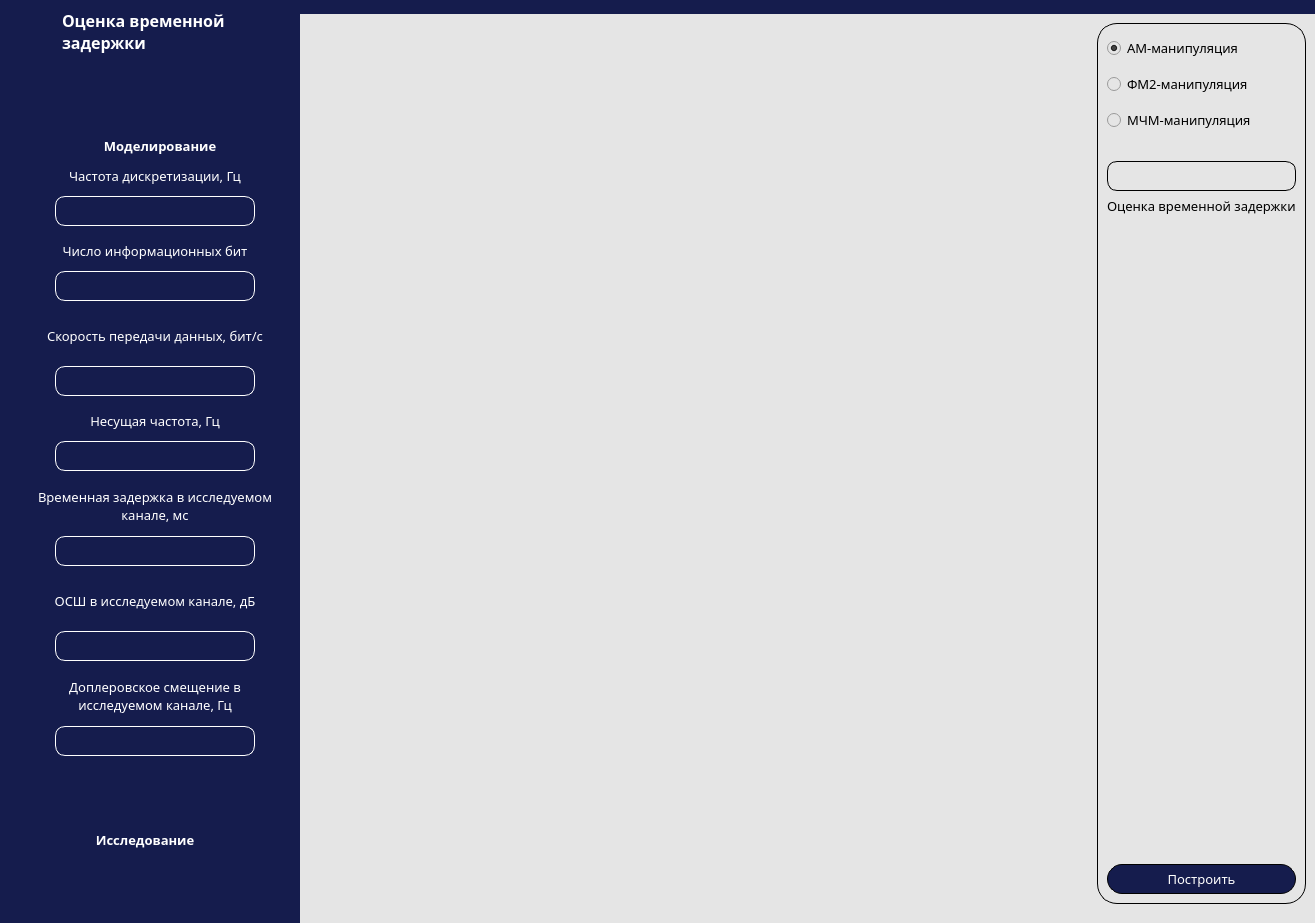
Above: ui/main.ui from nmikolaychuk/time-delay-assessment-doppler before the change. Below: the same form after it.
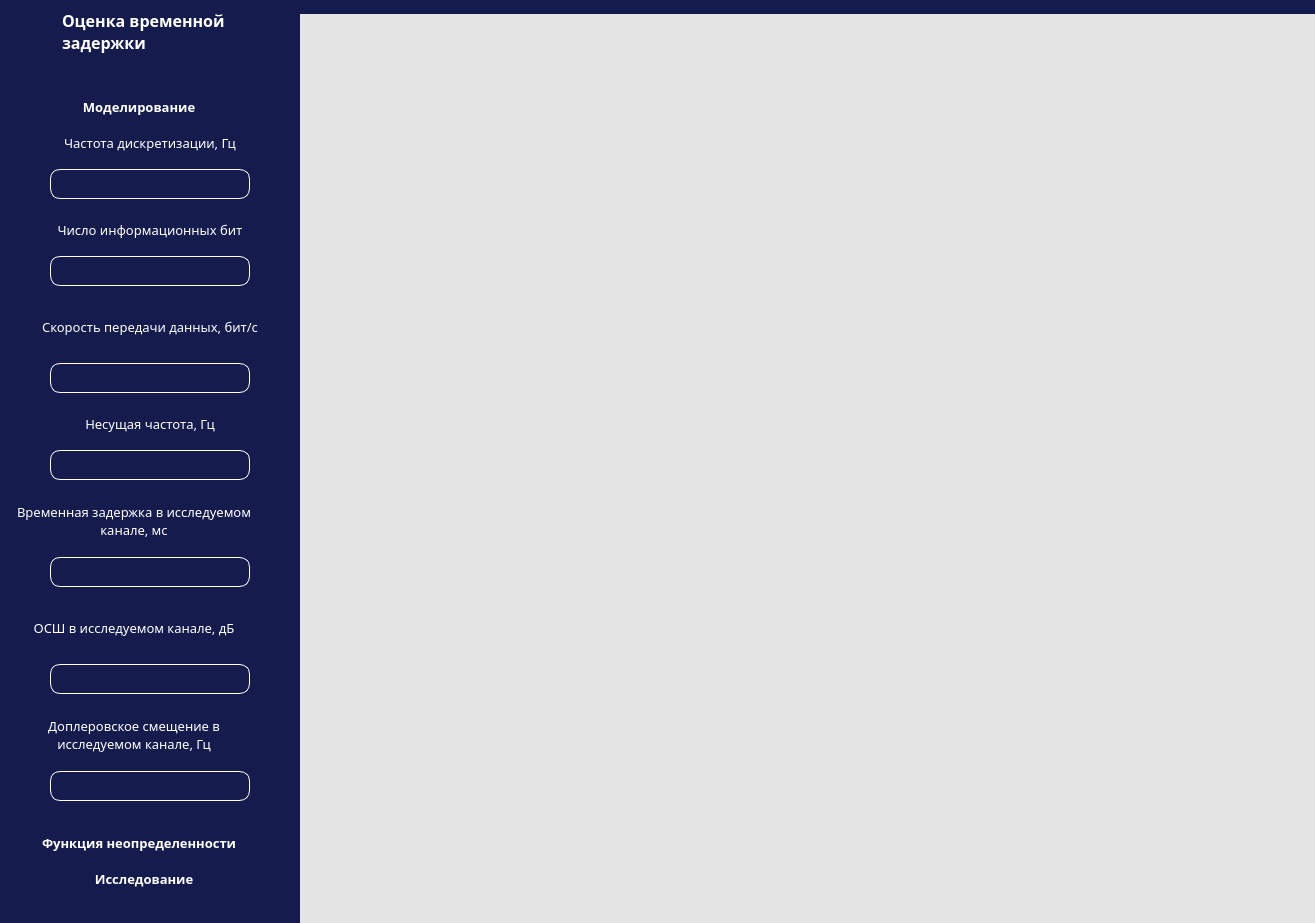
That is the form after the change. The open tabs and pages were chosen to show the change. Icons and pictures are not drawn.

Commit message: Реализован расчет взаимной функции неопределенности

What changed in the file:
```diff
--- a/ui/main.ui
+++ b/ui/main.ui
@@ -232,21 +232,6 @@
              <enum>QFrame::Plain</enum>
             </property>
             <layout class="QVBoxLayout" name="verticalLayout_7">
-             <property name="spacing">
-              <number>0</number>
-             </property>
-             <property name="leftMargin">
-              <number>10</number>
-             </property>
-             <property name="topMargin">
-              <number>0</number>
-             </property>
-             <property name="rightMargin">
-              <number>0</number>
-             </property>
-             <property name="bottomMargin">
-              <number>0</number>
-             </property>
              <item>
               <spacer name="verticalSpacer_2">
                <property name="orientation">
@@ -263,7 +248,7 @@
                </property>
               </spacer>
              </item>
-             <item alignment="Qt::AlignHCenter">
+             <item>
               <widget class="QPushButton" name="open_parameters_page_button">
                <property name="minimumSize">
                 <size>
@@ -303,7 +288,7 @@
                </property>
               </widget>
              </item>
-             <item alignment="Qt::AlignHCenter">
+             <item>
               <widget class="QLabel" name="label_2">
                <property name="minimumSize">
                 <size>
@@ -401,7 +386,7 @@
                </property>
               </spacer>
              </item>
-             <item alignment="Qt::AlignHCenter">
+             <item>
               <widget class="QLabel" name="label_5">
                <property name="minimumSize">
                 <size>
@@ -493,7 +478,7 @@
                </property>
               </spacer>
              </item>
-             <item alignment="Qt::AlignHCenter">
+             <item>
               <widget class="QLabel" name="label_6">
                <property name="minimumSize">
                 <size>
@@ -601,7 +586,7 @@
                </property>
               </spacer>
              </item>
-             <item alignment="Qt::AlignHCenter">
+             <item>
               <widget class="QLabel" name="label_7">
                <property name="minimumSize">
                 <size>
@@ -693,7 +678,7 @@
                </property>
               </spacer>
              </item>
-             <item alignment="Qt::AlignHCenter">
+             <item>
               <widget class="QLabel" name="label_8">
                <property name="minimumSize">
                 <size>
@@ -797,7 +782,7 @@
                </property>
               </spacer>
              </item>
-             <item alignment="Qt::AlignHCenter">
+             <item>
               <widget class="QLabel" name="label_9">
                <property name="minimumSize">
                 <size>
@@ -898,7 +883,7 @@
                </property>
               </spacer>
              </item>
-             <item alignment="Qt::AlignHCenter">
+             <item>
               <widget class="QLabel" name="label_4">
                <property name="minimumSize">
                 <size>
@@ -950,6 +935,12 @@
              </item>
              <item alignment="Qt::AlignHCenter">
               <widget class="QLineEdit" name="doppler_edit">
+               <property name="sizePolicy">
+                <sizepolicy hsizetype="Expanding" vsizetype="Fixed">
+                 <horstretch>200</horstretch>
+                 <verstretch>0</verstretch>
+                </sizepolicy>
+               </property>
                <property name="minimumSize">
                 <size>
                  <width>200</width>
@@ -992,7 +983,47 @@
                </property>
               </spacer>
              </item>
-             <item alignment="Qt::AlignLeft">
+             <item>
+              <widget class="QPushButton" name="open_function_page_button">
+               <property name="minimumSize">
+                <size>
+                 <width>250</width>
+                 <height>30</height>
+                </size>
+               </property>
+               <property name="maximumSize">
+                <size>
+                 <width>250</width>
+                 <height>16777215</height>
+                </size>
+               </property>
+               <property name="font">
+                <font>
+                 <family>Century Gothic</family>
+                 <pointsize>10</pointsize>
+                 <weight>75</weight>
+                 <bold>true</bold>
+                </font>
+               </property>
+               <property name="styleSheet">
+                <string notr="true">color: rgb(255, 255, 255);</string>
+               </property>
+               <property name="text">
+                <string>   Функция неопределенности</string>
+               </property>
+               <property name="icon">
+                <iconset>
+                 <normaloff>../icons/help_graphs.png</normaloff>../icons/help_graphs.png</iconset>
+               </property>
+               <property name="iconSize">
+                <size>
+                 <width>30</width>
+                 <height>30</height>
+                </size>
+               </property>
+              </widget>
+             </item>
+             <item>
               <widget class="QPushButton" name="open_research_page_button">
                <property name="minimumSize">
                 <size>
@@ -1535,6 +1566,28 @@
               </item>
              </layout>
             </widget>
+            <widget class="QWidget" name="function_page">
+             <layout class="QHBoxLayout" name="horizontalLayout_8">
+              <item>
+               <widget class="QFrame" name="frame_5">
+                <property name="frameShape">
+                 <enum>QFrame::StyledPanel</enum>
+                </property>
+                <property name="frameShadow">
+                 <enum>QFrame::Raised</enum>
+                </property>
+                <layout class="QVBoxLayout" name="verticalLayout_11">
+                 <item>
+                  <layout class="QVBoxLayout" name="verticalLayout_8"/>
+                 </item>
+                 <item>
+                  <layout class="QVBoxLayout" name="verticalLayout_12"/>
+                 </item>
+                </layout>
+               </widget>
+              </item>
+             </layout>
+            </widget>
             <widget class="QWidget" name="research_page">
              <layout class="QHBoxLayout" name="horizontalLayout_6">
               <item>
```
The commit also changes 5 other files.
